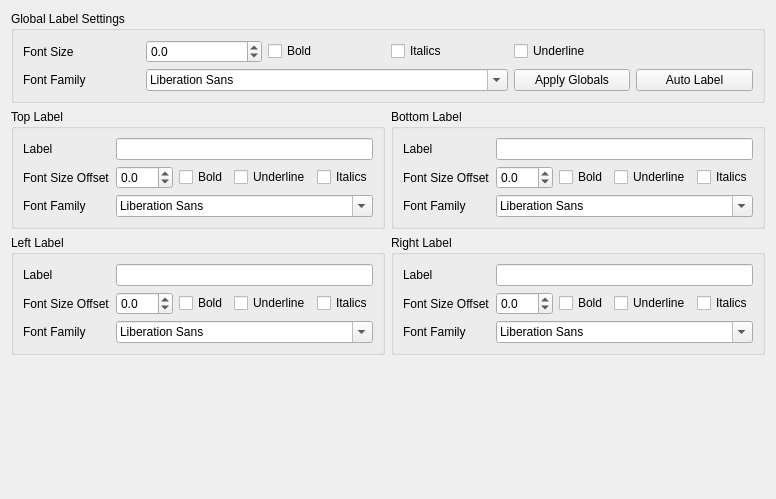
Above: src/libkstapp/labeltab.ui from Kst-plot/kst before the change. Below: the same form after it.
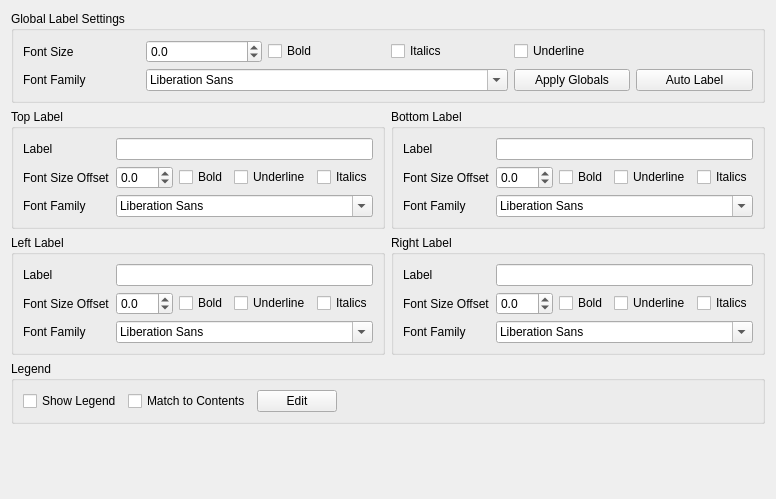
That is the form after the change.

Commit message: Add Legend class with placement but no drawing.

Patch:
```diff
--- a/src/libkstapp/labeltab.ui
+++ b/src/libkstapp/labeltab.ui
@@ -5,7 +5,7 @@
    <rect>
     <x>0</x>
     <y>0</y>
-    <width>762</width>
+    <width>773</width>
     <height>499</height>
    </rect>
   </property>
@@ -364,15 +364,58 @@
      </layout>
     </widget>
    </item>
-   <item row="3" column="0" >
+   <item row="3" column="0" colspan="2" >
+    <widget class="QGroupBox" name="_legendGroupBox" >
+     <property name="title" >
+      <string>Legend</string>
+     </property>
+     <layout class="QGridLayout" >
+      <item row="0" column="0" >
+       <widget class="QCheckBox" name="_showLegend" >
+        <property name="text" >
+         <string>Show Legend</string>
+        </property>
+       </widget>
+      </item>
+      <item row="0" column="1" >
+       <widget class="QCheckBox" name="_matchLegendContents" >
+        <property name="text" >
+         <string>Match to Contents</string>
+        </property>
+       </widget>
+      </item>
+      <item row="0" column="2" >
+       <widget class="QPushButton" name="_editLegendContents" >
+        <property name="text" >
+         <string>Edit</string>
+        </property>
+       </widget>
+      </item>
+      <item row="0" column="3" >
+       <spacer>
+        <property name="orientation" >
+         <enum>Qt::Horizontal</enum>
+        </property>
+        <property name="sizeHint" >
+         <size>
+          <width>40</width>
+          <height>20</height>
+         </size>
+        </property>
+       </spacer>
+      </item>
+     </layout>
+    </widget>
+   </item>
+   <item row="4" column="0" >
     <spacer>
      <property name="orientation" >
       <enum>Qt::Vertical</enum>
      </property>
      <property name="sizeHint" >
       <size>
-       <width>20</width>
-       <height>41</height>
+       <width>372</width>
+       <height>21</height>
       </size>
      </property>
     </spacer>
```
The commit also changes 9 other files.
